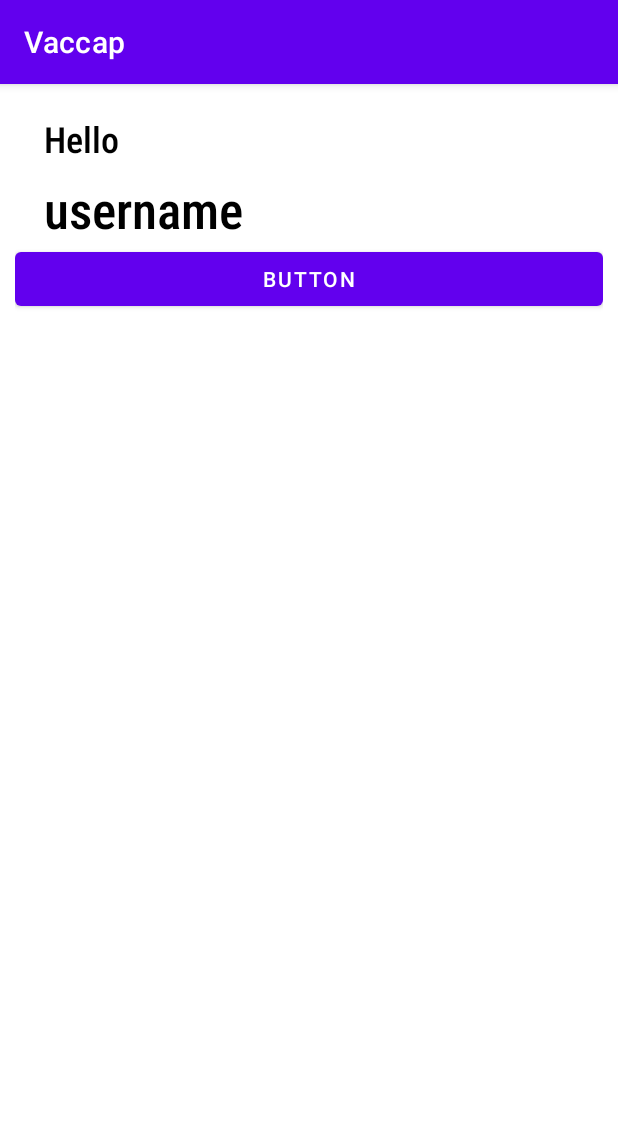
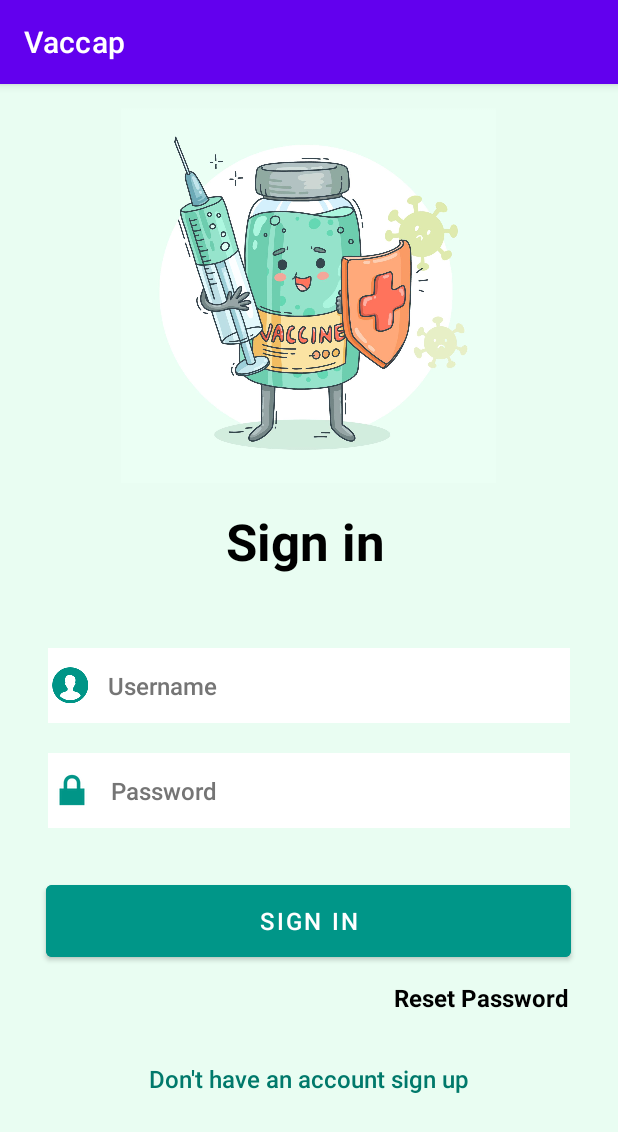
Before and after one commit to djaberAb/Vaccap, an Android app: the screen it shows after launch (MainActivity before the commit, AuthenticationActivity after it), on a phone screen of 412 x 824 dp. Shown: the top 1132 px of the screen. Run offline under Robolectric (Android 15) with nearby library versions, the phone set to English and light mode, and no system bars.

Commit message:
navigation of login and signup fragments

```diff
--- a/app/src/main/AndroidManifest.xml
+++ b/app/src/main/AndroidManifest.xml
@@ -12,7 +12,7 @@
         android:supportsRtl="true"
         android:theme="@style/Theme.Vaccap"
         tools:targetApi="31">
-        <activity android:name=".MainActivity"
+        <activity android:name=".AuthenticationActivity"
             android:exported="true">
             <intent-filter>
                 <action android:name="android.intent.action.MAIN" />
--- a/app/src/main/java/com/example/vaccap/AuthenticationActivity.java
+++ b/app/src/main/java/com/example/vaccap/AuthenticationActivity.java
@@ -8,7 +8,6 @@ import android.widget.Button;
 import androidx.appcompat.app.AppCompatActivity;
 
 public class AuthenticationActivity extends AppCompatActivity{
-    private Button signInBtn;
 
     @Override
     protected void onCreate(Bundle savedInstanceState) {
--- /dev/null
+++ b/app/src/main/java/com/example/vaccap/LoginFragment.java
@@ -0,0 +1,79 @@
+package com.example.vaccap;
+
+import android.os.Bundle;
+
+import androidx.annotation.NonNull;
+import androidx.annotation.Nullable;
+import androidx.fragment.app.Fragment;
+import androidx.fragment.app.FragmentManager;
+import androidx.fragment.app.FragmentTransaction;
+
+import android.text.TextUtils;
+import android.util.Patterns;
+import android.view.LayoutInflater;
+import android.view.View;
+import android.view.ViewGroup;
+import android.widget.Button;
+import android.widget.EditText;
+import android.widget.TextView;
+import android.widget.Toast;
+
+public class LoginFragment extends Fragment {
+
+    public LoginFragment() {
+        super(R.layout.fragment_login);
+    }
+
+    @Nullable
+    @Override
+    public View onCreateView(@NonNull LayoutInflater inflater, @Nullable ViewGroup container, @Nullable Bundle savedInstanceState) {
+        return inflater.inflate(R.layout.fragment_login, container, false);
+    }
+
+    @Override
+    public void onViewCreated(@NonNull View view, @Nullable Bundle savedInstanceState) {
+        super.onViewCreated(view, savedInstanceState);
+
+        EditText emailInput = view.findViewById(R.id.email);
+        EditText passwordInput = view.findViewById(R.id.password);
+        Button loginButton = view.findViewById(R.id.signin_btn);
+        TextView signupLink = view.findViewById(R.id.signup_link);
+
+        loginButton.setOnClickListener(new View.OnClickListener() {
+            @Override
+            public void onClick(View v) {
+                String email = emailInput.getText().toString();
+                String password = passwordInput.getText().toString();
+                if (isValidEmail(email) && isValidPassword(password)) {
+                    // Proceed to the next fragment or activity
+
+                } else {
+                    Toast.makeText(getActivity(), "Invalid email or password", Toast.LENGTH_SHORT).show();
+                }
+            }
+
+        });
+        signupLink.setOnClickListener(new View.OnClickListener(){
+            @Override
+            public void onClick(View v){
+                Fragment signupFragment = new SignupFragment();
+                FragmentManager fragmentManager = getParentFragmentManager();
+                FragmentTransaction fragmentTransaction = fragmentManager.beginTransaction();
+                fragmentTransaction.replace(R.id.loginFragment, signupFragment);
+                fragmentTransaction.addToBackStack(null);
+                fragmentTransaction.commit();
+
+            }
+        });
+    }
+
+    private boolean isValidEmail(String email) {
+        // Add your email validation logic here
+        return !TextUtils.isEmpty(email) && Patterns.EMAIL_ADDRESS.matcher(email).matches();
+    }
+
+    private boolean isValidPassword(String password) {
+        // Add your password validation logic here
+        return !TextUtils.isEmpty(password) && password.length() >= 8;
+    }
+}
--- a/app/src/main/res/layout/activity_authentication.xml
+++ b/app/src/main/res/layout/activity_authentication.xml
@@ -5,4 +5,12 @@
     android:layout_height="match_parent"
     android:id="@+id/authentication_container"
     tools:context=".AuthenticationActivity">
+
+    <androidx.fragment.app.FragmentContainerView
+        android:id="@+id/loginFragment"
+        android:name="androidx.navigation.fragment.NavHostFragment"
+        android:layout_width="match_parent"
+        android:layout_height="match_parent"
+        app:defaultNavHost="true"
+        app:navGraph="@navigation/my_nav" />
 </FrameLayout>
--- /dev/null
+++ b/app/src/main/res/layout/fragment_login.xml
@@ -0,0 +1,149 @@
+<?xml version="1.0" encoding="utf-8"?>
+<FrameLayout xmlns:android="http://schemas.android.com/apk/res/android"
+    xmlns:app="http://schemas.android.com/apk/res-auto"
+    xmlns:tools="http://schemas.android.com/tools"
+    android:layout_width="match_parent"
+    android:layout_height="match_parent"
+    tools:context=".LoginFragment">
+    <androidx.constraintlayout.widget.ConstraintLayout
+        android:layout_width="match_parent"
+        android:layout_height="match_parent"
+        android:background="@color/green_vaccap">
+
+        <TextView
+            android:id="@+id/signup_link"
+            android:layout_width="wrap_content"
+            android:layout_height="48dp"
+            android:layout_marginTop="64dp"
+            android:clickable="true"
+            android:focusable="true"
+            android:shadowColor="@color/black"
+            android:text="@string/don_t_have_an_account_sign_up"
+            android:textAlignment="center"
+            android:textAppearance="@style/TextAppearance.AppCompat.Body2"
+            android:textColor="#00796B"
+            android:textSize="16sp"
+            app:layout_constraintEnd_toEndOf="parent"
+            app:layout_constraintHorizontal_bias="0.497"
+            app:layout_constraintStart_toStartOf="parent"
+            app:layout_constraintTop_toBottomOf="@id/signin_btn" />
+
+        <ImageView
+            android:id="@+id/logo"
+            android:layout_width="250dp"
+            android:layout_height="250dp"
+            android:layout_marginTop="16dp"
+            android:contentDescription="@string/a_bottle_holding_a_needle"
+            android:src="@drawable/vaccinelogin"
+            app:layout_constraintEnd_toEndOf="parent"
+            app:layout_constraintHorizontal_bias="0.496"
+            app:layout_constraintStart_toStartOf="parent"
+            app:layout_constraintTop_toTopOf="parent"
+            app:srcCompat="@drawable/vaccinelogin"
+            tools:ignore="ImageContrastCheck" />
+
+        <Button
+            android:id="@+id/signin_btn"
+            android:layout_width="350dp"
+            android:textColor="@color/white"
+            android:layout_height="60dp"
+            android:layout_marginTop="32dp"
+            android:backgroundTint="#009688"
+            android:text="Sign in"
+            android:textAlignment="center"
+            android:textSize="16sp"
+            app:layout_constraintEnd_toEndOf="parent"
+            app:layout_constraintHorizontal_bias="0.491"
+            app:layout_constraintStart_toStartOf="parent"
+            app:layout_constraintTop_toBottomOf="@id/password"
+            tools:ignore="DuplicateSpeakableTextCheck,HardcodedText,TextContrastCheck,VisualLintButtonSize" />
+
+        <EditText
+            android:id="@+id/password"
+            android:layout_width="0dp"
+            android:layout_height="50dp"
+            android:layout_marginStart="32dp"
+            android:layout_marginTop="20dp"
+            android:layout_marginEnd="32dp"
+            android:autofillHints=""
+            android:background="#FFFFFF"
+            android:drawableStart="@android:drawable/ic_lock_lock"
+            android:drawablePadding="@dimen/activity_horizontal_margin"
+            android:drawableTint="@color/green_drk"
+            android:hint="Password"
+            android:inputType="textPassword"
+            android:textAppearance="@style/TextAppearance.AppCompat.Body2"
+            android:textColorHint="#757575"
+            android:textSize="16sp"
+            app:layout_constraintEnd_toEndOf="parent"
+            app:layout_constraintHorizontal_bias="0.0"
+            app:layout_constraintStart_toStartOf="parent"
+            app:layout_constraintTop_toBottomOf="@+id/username"
+            tools:ignore="HardcodedText,VisualLintTextFieldSize" />
+
+        <EditText
+            android:id="@+id/username"
+            android:textColor="@color/black"
+            android:layout_width="0dp"
+            android:layout_height="50dp"
+            android:layout_marginStart="32dp"
+            android:layout_marginTop="32dp"
+            android:layout_marginEnd="32dp"
+            android:autofillHints=""
+            android:background="#FFFFFF"
+            android:drawableStart="@drawable/male_user_90___"
+            android:drawablePadding="@dimen/activity_horizontal_margin"
+            android:drawableTint="@color/green_drk"
+            android:hint="Username"
+            android:inputType="text"
+            android:textAppearance="@style/TextAppearance.AppCompat.Body2"
+            android:textColorHint="#757575"
+            android:textSize="16sp"
+            app:layout_constraintEnd_toEndOf="parent"
+            app:layout_constraintHorizontal_bias="0.0"
+            app:layout_constraintStart_toStartOf="parent"
+            app:layout_constraintTop_toBottomOf="@+id/editTextText"
+            tools:ignore="HardcodedText,VisualLintTextFieldSize" />
+
+        <TextView
+            android:id="@+id/forgot_password"
+            android:layout_width="wrap_content"
+            android:layout_height="wrap_content"
+            android:layout_marginStart="50dp"
+            android:layout_marginTop="10dp"
+            android:layout_marginBottom="20dp"
+            android:text="@string/reset_password"
+            android:textColor="@color/black"
+            android:textSize="16sp"
+            android:textStyle="bold"
+            app:layout_constraintBottom_toTopOf="@+id/signup_link"
+            app:layout_constraintEnd_toEndOf="parent"
+            app:layout_constraintHorizontal_bias="0.868"
+            app:layout_constraintStart_toStartOf="parent"
+            app:layout_constraintTop_toBottomOf="@+id/signin_btn"
+            app:layout_constraintVertical_bias="0.0"
+            tools:ignore="TextSizeCheck" />
+
+        <TextView
+            android:id="@+id/editTextText"
+            android:layout_width="343dp"
+            android:layout_height="62dp"
+            android:layout_marginStart="32dp"
+            android:layout_marginTop="16dp"
+            android:layout_marginEnd="80dp"
+            android:autofillHints=""
+            android:ems="10"
+            android:gravity="center_horizontal"
+            android:inputType="text"
+            android:text="@string/sign_in"
+            android:textAppearance="@style/TextAppearance.AppCompat.Display1"
+            android:textColor="@color/black"
+            android:textStyle="bold"
+            app:layout_constraintEnd_toEndOf="parent"
+            app:layout_constraintHorizontal_bias="0.0"
+            app:layout_constraintStart_toStartOf="parent"
+            app:layout_constraintTop_toBottomOf="@+id/logo"
+            tools:ignore="TextViewEdits,TextSizeCheck" />
+
+    </androidx.constraintlayout.widget.ConstraintLayout>
+</FrameLayout>
--- a/app/src/main/res/navigation/my_nav.xml
+++ b/app/src/main/res/navigation/my_nav.xml
@@ -3,16 +3,24 @@
     xmlns:app="http://schemas.android.com/apk/res-auto"
     xmlns:tools="http://schemas.android.com/tools"
     android:id="@+id/my_nav"
-    app:startDestination="@id/mainActivity">
+    app:startDestination="@id/loginFragment">
 
-    <activity
-        android:id="@+id/mainActivity"
-        android:name="com.example.vaccap.MainActivity"
-        android:label="activity_main"
-        tools:layout="@layout/activity_main" />
-    <activity
-        android:id="@+id/authenticationActivity"
-        android:name="com.example.vaccap.AuthenticationActivity"
-        android:label="activity_authentication"
-        tools:layout="@layout/activity_authentication" />
+    <fragment
+        android:id="@+id/loginFragment"
+        android:name="com.example.vaccap.LoginFragment"
+        android:label="fragment_login"
+        tools:layout="@layout/fragment_login" >
+        <action
+            android:id="@+id/action_loginFragment_to_signupFragment"
+            app:destination="@id/signupFragment" />
+    </fragment>
+    <fragment
+        android:id="@+id/signupFragment"
+        android:name="com.example.vaccap.SignupFragment"
+        android:label="fragment_signup"
+        tools:layout="@layout/fragment_signup" >
+        <action
+            android:id="@+id/action_signupFragment_to_loginFragment"
+            app:destination="@id/loginFragment" />
+    </fragment>
 </navigation>
--- a/app/src/main/res/values/colors.xml
+++ b/app/src/main/res/values/colors.xml
@@ -7,4 +7,6 @@
     <color name="teal_700">#FF018786</color>
     <color name="black">#FF000000</color>
     <color name="white">#FFFFFFFF</color>
+    <color name="green_vaccap">#E9FDF2</color>
+    <color name="green_drk">#009587</color>
 </resources>
--- a/app/src/main/res/values/strings.xml
+++ b/app/src/main/res/values/strings.xml
@@ -2,4 +2,9 @@
     <string name="app_name">Vaccap</string>
     <string name="don_t_have_an_account_signup">don_t_have_an_account_signup</string>
     <string name="a_bottle_holding_a_needle">a_bottle_holding_a_needle</string>
+    <!-- TODO: Remove or change this placeholder text -->
+    <string name="hello_blank_fragment">Hello blank fragment</string>
+    <string name="don_t_have_an_account_sign_up">Don\'t have an account sign up</string>
+    <string name="reset_password">Reset Password</string>
+    <string name="sign_in">Sign in</string>
 </resources>
```
Also changed, not shown: app/src/main/java/com/example/vaccap/SignupFragment.java (added, +104 -0 lines), app/src/main/res/layout/fragment_signup.xml (added, +154 -0 lines).
